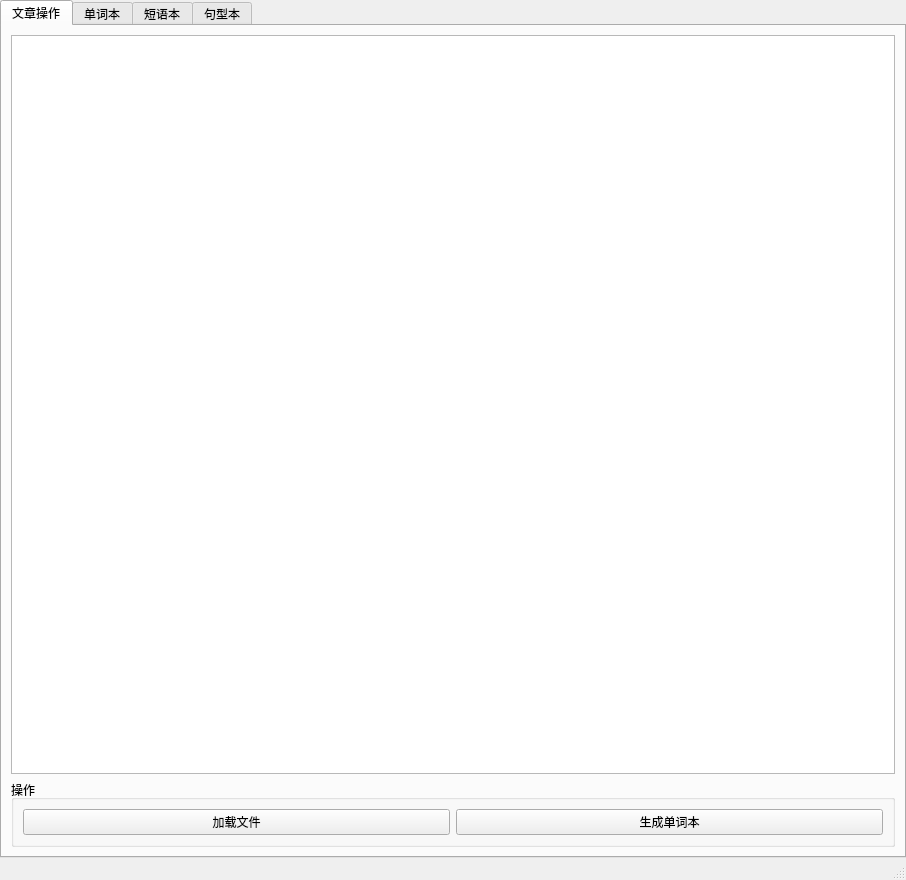
This is window/wordsbook.ui in gaazau/MyEnglishIsPoor as Qt 5 draws it before an edit. The edited form follows.
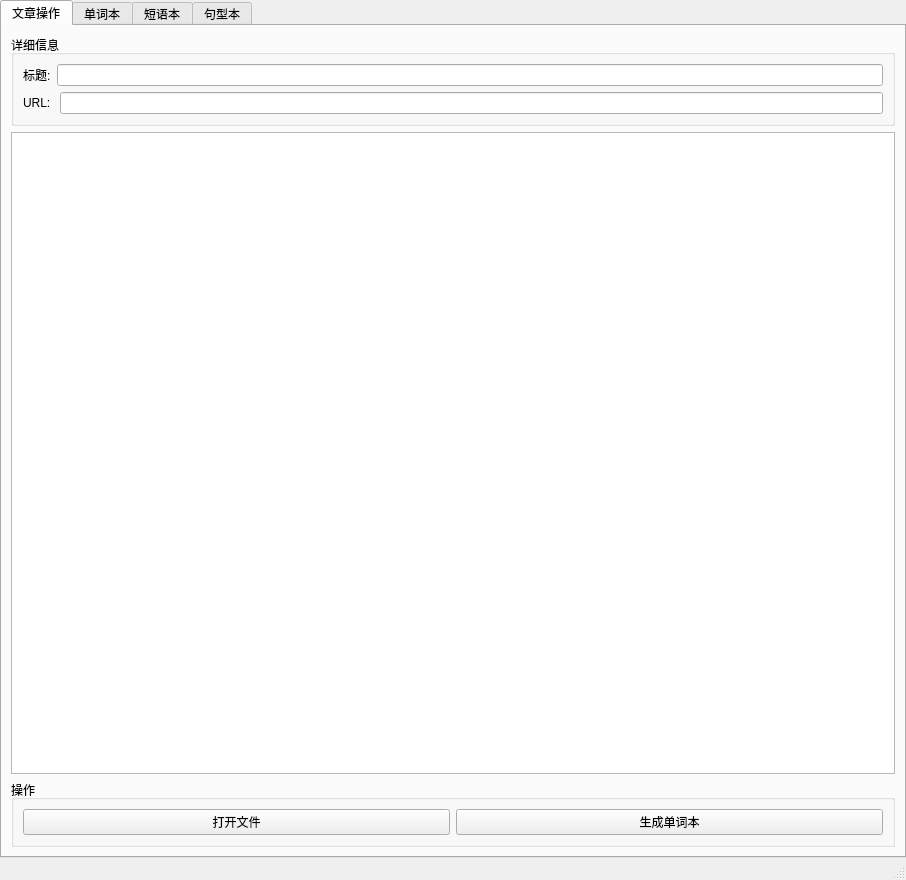
This is the edited form. The open tabs and pages were chosen to show the change.

Patch:
```diff
--- a/window/wordsbook.ui
+++ b/window/wordsbook.ui
@@ -39,8 +39,47 @@
        <attribute name="title">
         <string>文章操作</string>
        </attribute>
+       <layout class="QVBoxLayout" name="verticalLayout_7">
+        <item>
+         <layout class="QVBoxLayout" name="verticalLayout_6">
+          <item>
+           <widget class="QGroupBox" name="groupBox_2">
+            <property name="title">
+             <string>详细信息</string>
+            </property>
        <layout class="QVBoxLayout" name="verticalLayout_2">
         <item>
+              <layout class="QHBoxLayout" name="horizontalLayout_3">
+               <item>
+                <widget class="QLabel" name="label_2">
+                 <property name="text">
+                  <string>标题:</string>
+                 </property>
+                </widget>
+               </item>
+               <item>
+                <widget class="QLineEdit" name="le_title"/>
+               </item>
+              </layout>
+             </item>
+             <item>
+              <layout class="QHBoxLayout" name="horizontalLayout_4">
+               <item>
+                <widget class="QLabel" name="label_3">
+                 <property name="text">
+                  <string>URL: </string>
+                 </property>
+                </widget>
+               </item>
+               <item>
+                <widget class="QLineEdit" name="le_url"/>
+               </item>
+              </layout>
+             </item>
+            </layout>
+           </widget>
+          </item>
+          <item>
          <widget class="QTextEdit" name="txtPost">
           <property name="html">
            <string>&lt;!DOCTYPE HTML PUBLIC &quot;-//W3C//DTD HTML 4.0//EN&quot; &quot;http://www.w3.org/TR/REC-html40/strict.dtd&quot;&gt;
@@ -51,6 +90,8 @@
           </property>
          </widget>
         </item>
+         </layout>
+        </item>
         <item>
          <widget class="QGroupBox" name="groupBox">
           <property name="title">
@@ -60,7 +101,7 @@
            <item>
             <widget class="QPushButton" name="btnLoad">
              <property name="text">
-              <string>加载文件</string>
+              <string>打开文件</string>
              </property>
             </widget>
            </item>
```
Left out of the diff: 4 changed lines with no effect on the pictures. Lines whose indentation alone changed are shown as unchanged.
